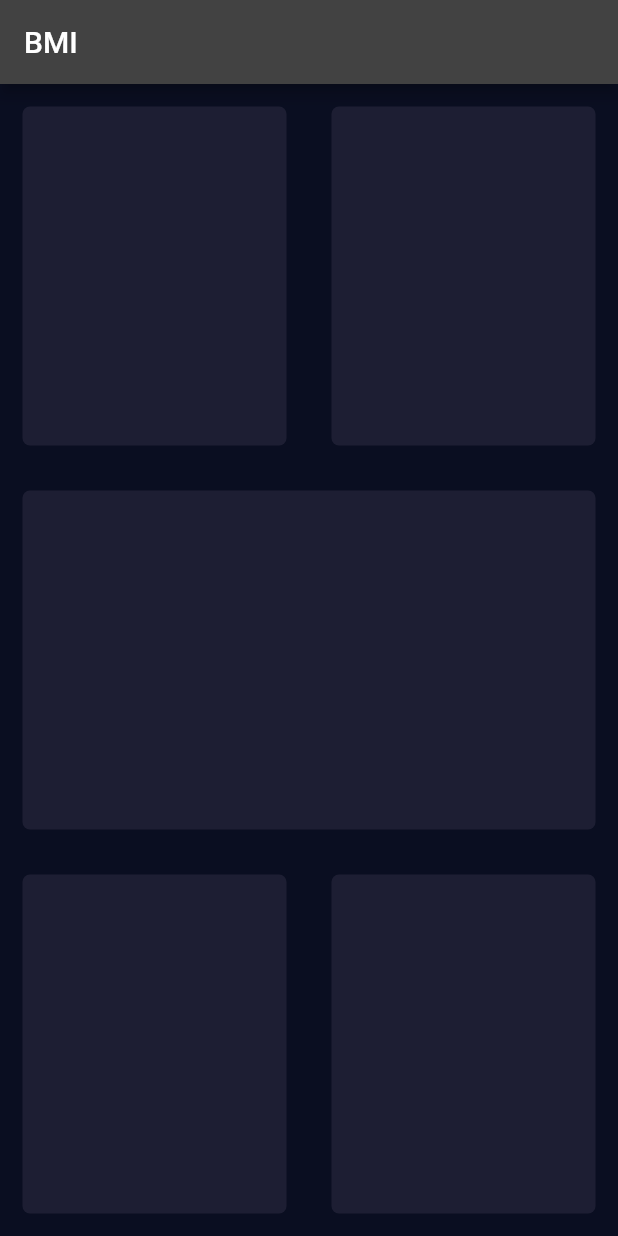
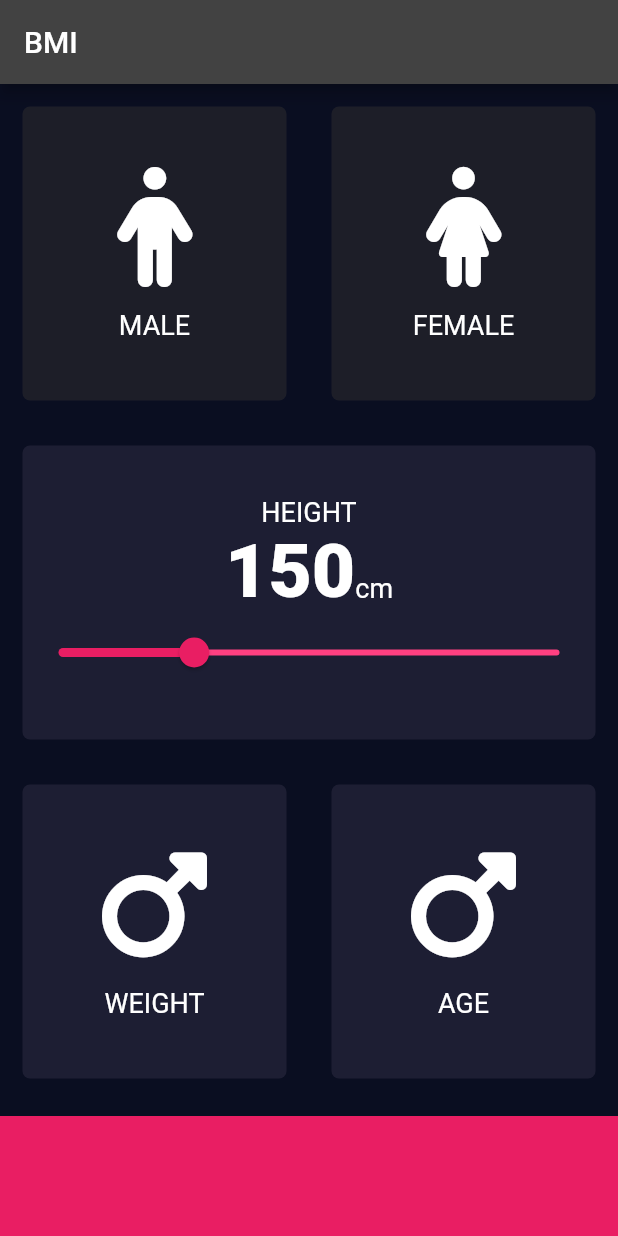
Before and after one commit to premgwl/bmi-calculator-flutter, a Flutter app: the screen it shows after launch, on a phone screen of 412 x 824 dp. Run offline on Flutter 3.47's test engine with Material 2 defaults, Android fonts, the phone set to English and light mode, and no system bars; our stand-ins replace font_awesome_flutter.

Commit message:
Add widgets to select gender and height

```diff
--- /dev/null
+++ b/lib/constants.dart
@@ -0,0 +1,16 @@
+import 'package:flutter/material.dart';
+
+const kTextStyle = TextStyle(
+  fontSize: 18.0,
+  color: Colors.white,
+);
+const kActiveCardColor = Color(0xFF1D1E33);
+const kInactiveCardColor = Color(0xFF1D1E28);
+const kNumberTextStyle = TextStyle(
+  fontWeight: FontWeight.w900,
+  color: Colors.white,
+  fontSize: 50,
+);
+
+const kMaxHeight = 500.0;
+const kMinHeight = 20.0;
--- /dev/null
+++ b/lib/icon_content.dart
@@ -0,0 +1,30 @@
+import 'package:flutter/material.dart';
+
+import 'constants.dart';
+
+class CardContent extends StatelessWidget {
+  final String text;
+  final IconData icon;
+
+  const CardContent({Key key, this.text, this.icon}) : super(key: key);
+
+  @override
+  Widget build(BuildContext context) {
+    return Column(
+      mainAxisAlignment: MainAxisAlignment.center,
+      children: [
+        Icon(
+          icon,
+          size: 80.0,
+        ),
+        SizedBox(
+          height: 15.0,
+        ),
+        Text(
+          text,
+          style: kTextStyle,
+        )
+      ],
+    );
+  }
+}
--- a/lib/input_page.dart
+++ b/lib/input_page.dart
@@ -1,5 +1,14 @@
-import 'package:flutter/cupertino.dart';
+import 'package:bmi_calculator/reusable_card.dart';
 import 'package:flutter/material.dart';
+import 'package:font_awesome_flutter/font_awesome_flutter.dart';
+
+import 'constants.dart';
+import 'icon_content.dart';
+
+enum Gender {
+  Male,
+  Female,
+}
 
 class InputPage extends StatefulWidget {
   @override
@@ -7,6 +16,12 @@ class InputPage extends StatefulWidget {
 }
 
 class _InputPageState extends State<InputPage> {
+  Color maleCardColor = kInactiveCardColor;
+  Color femaleCardColor = kInactiveCardColor;
+
+  Gender selectedGender;
+  int height = 150;
+
   @override
   Widget build(BuildContext context) {
     return Scaffold(
@@ -19,10 +34,34 @@ class _InputPageState extends State<InputPage> {
             child: Row(
               children: [
                 Expanded(
-                  child: ReusableCard(Color(0xFF1D1E33)),
+                  child: ReusableCard(
+                    color: selectedGender == Gender.Male
+                        ? kActiveCardColor
+                        : kInactiveCardColor,
+                    cardChild: CardContent(
+                      text: "MALE",
+                      icon: FontAwesomeIcons.person,
+                    ),
+                    onPress: () {
+                      setState(() {
+                        selectedGender = Gender.Male;
+                      });
+                    },
+                  ),
                 ),
                 Expanded(
-                  child: ReusableCard(Color(0xFF1D1E33)),
+                  child: ReusableCard(
+                    color: selectedGender == Gender.Female
+                        ? kActiveCardColor
+                        : kInactiveCardColor,
+                    cardChild: CardContent(
+                        text: "FEMALE", icon: FontAwesomeIcons.personDress),
+                    onPress: () {
+                      setState(() {
+                        selectedGender = Gender.Female;
+                      });
+                    },
+                  ),
                 ),
               ],
             ),
@@ -31,7 +70,45 @@ class _InputPageState extends State<InputPage> {
             child: Row(
               children: [
                 Expanded(
-                  child: ReusableCard(Color(0xFF1D1E33)),
+                  child: ReusableCard(
+                    color: kActiveCardColor,
+                    cardChild: Column(
+                      mainAxisAlignment: MainAxisAlignment.center,
+                      children: [
+                        Text(
+                          "HEIGHT",
+                          style: kTextStyle,
+                        ),
+                        Row(
+                          mainAxisAlignment: MainAxisAlignment.center,
+                          crossAxisAlignment: CrossAxisAlignment.baseline,
+                          textBaseline: TextBaseline.alphabetic,
+                          children: [
+                            Text(
+                              height.toString(),
+                              style: kNumberTextStyle,
+                            ),
+                            Text(
+                              "cm",
+                              style: kTextStyle,
+                            )
+                          ],
+                        ),
+                        Slider(
+                          value: height.toDouble(),
+                          min: kMinHeight,
+                          max: kMaxHeight,
+                          onChanged: (double newValue) {
+                            setState(() {
+                              height = newValue.toInt();
+                            });
+                          },
+                          activeColor: Colors.pink,
+                          inactiveColor: Colors.pinkAccent,
+                        ),
+                      ],
+                    ),
+                  ),
                 ),
               ],
             ),
@@ -40,33 +117,30 @@ class _InputPageState extends State<InputPage> {
             child: Row(
               children: [
                 Expanded(
-                  child: ReusableCard(Color(0xFF1D1E33)),
+                  child: ReusableCard(
+                    color: kActiveCardColor,
+                    cardChild: CardContent(
+                        text: "WEIGHT", icon: FontAwesomeIcons.mars),
+                  ),
                 ),
                 Expanded(
-                  child: ReusableCard(Color(0xFF1D1E33)),
+                  child: ReusableCard(
+                    color: kActiveCardColor,
+                    cardChild:
+                        CardContent(text: "AGE", icon: FontAwesomeIcons.mars),
+                  ),
                 ),
               ],
             ),
           ),
+          Container(
+            color: Colors.pink,
+            margin: EdgeInsets.only(top: 10.0),
+            width: double.infinity,
+            height: 80.0,
+          )
         ],
       ),
     );
   }
 }
-
-class ReusableCard extends StatelessWidget {
-  final Color color;
-
-  ReusableCard(this.color);
-
-  @override
-  Widget build(BuildContext context) {
-    return Container(
-      margin: EdgeInsets.all(15.0),
-      decoration: BoxDecoration(
-        borderRadius: BorderRadius.circular(5.0),
-        color: this.color,
-      ),
-    );
-  }
-}
--- /dev/null
+++ b/lib/reusable_card.dart
@@ -0,0 +1,24 @@
+import 'package:flutter/material.dart';
+
+class ReusableCard extends StatelessWidget {
+  final Color color;
+  final Widget cardChild;
+  final Function onPress;
+
+  ReusableCard({@required this.color, this.cardChild, this.onPress});
+
+  @override
+  Widget build(BuildContext context) {
+    return GestureDetector(
+      onTap: onPress,
+      child: Container(
+        child: cardChild,
+        margin: EdgeInsets.all(15.0),
+        decoration: BoxDecoration(
+          borderRadius: BorderRadius.circular(5.0),
+          color: this.color,
+        ),
+      ),
+    );
+  }
+}
--- a/pubspec.yaml
+++ b/pubspec.yaml
@@ -11,6 +11,8 @@ dependencies:
     sdk: flutter
 
   cupertino_icons: ^0.1.2
+  font_awesome_flutter: ^10.3.0
+
 
 dev_dependencies:
   flutter_test:
```
